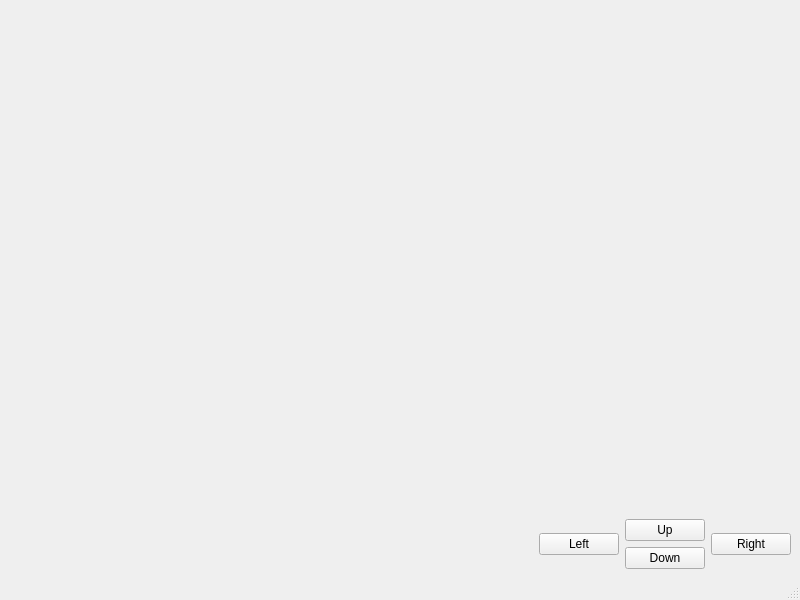
This is SnakeClient/snakeclient.ui in Razorlance/SnakeGame as Qt 5 draws it before an edit. The edited form follows.
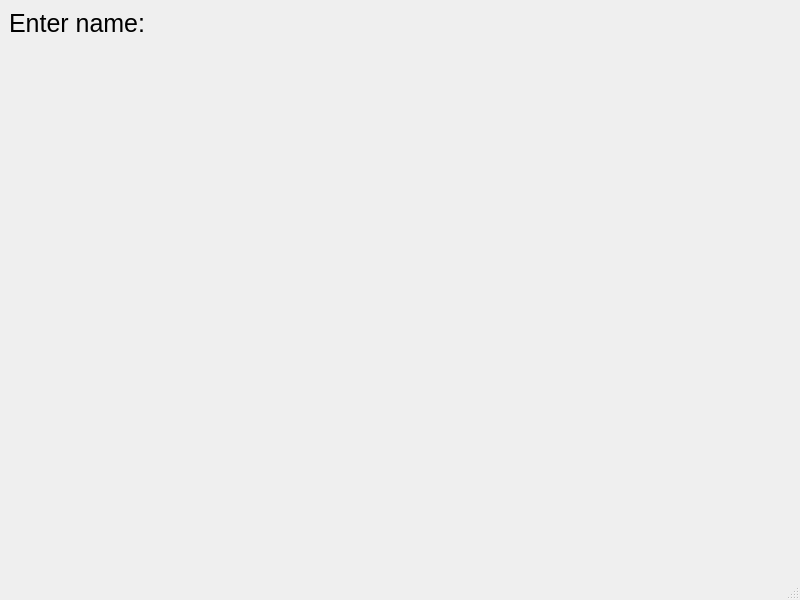
This is the edited form.

Commit message: Added input dialog, field and username.

The edit to the form file:
```diff
--- a/SnakeClient/snakeclient.ui
+++ b/SnakeClient/snakeclient.ui
@@ -15,66 +15,49 @@
   </property>
   <widget class="QWidget" name="centralwidget">
    <layout class="QVBoxLayout" name="verticalLayout_3">
-    <item>
-     <spacer name="verticalSpacer">
-      <property name="orientation">
-       <enum>Qt::Vertical</enum>
-      </property>
-      <property name="sizeHint" stdset="0">
-       <size>
-        <width>20</width>
-        <height>40</height>
-       </size>
-      </property>
-     </spacer>
-    </item>
     <item>
      <layout class="QHBoxLayout" name="horizontalLayout_3">
       <item>
-       <spacer name="horizontalSpacer">
-        <property name="orientation">
-         <enum>Qt::Horizontal</enum>
-        </property>
-        <property name="sizeHint" stdset="0">
-         <size>
-          <width>40</width>
-          <height>20</height>
-         </size>
-        </property>
-       </spacer>
-      </item>
-      <item>
-       <widget class="QPushButton" name="Left">
-        <property name="text">
-         <string>Left</string>
-        </property>
-       </widget>
-      </item>
-      <item>
-       <layout class="QVBoxLayout" name="verticalLayout_2">
+       <layout class="QVBoxLayout" name="verticalLayout">
         <item>
-         <widget class="QPushButton" name="Up">
+         <widget class="QLabel" name="textLabel">
+          <property name="maximumSize">
+           <size>
+            <width>16777215</width>
+            <height>16777215</height>
+           </size>
+          </property>
+          <property name="baseSize">
+           <size>
+            <width>0</width>
+            <height>1000</height>
+           </size>
+          </property>
+          <property name="font">
+           <font>
+            <pointsize>19</pointsize>
+           </font>
+          </property>
           <property name="text">
-           <string>Up</string>
+           <string>Enter name:</string>
           </property>
          </widget>
         </item>
         <item>
-         <widget class="QPushButton" name="Down">
-          <property name="text">
-           <string>Down</string>
+         <spacer name="verticalSpacer">
+          <property name="orientation">
+           <enum>Qt::Vertical</enum>
           </property>
-         </widget>
+          <property name="sizeHint" stdset="0">
+           <size>
+            <width>20</width>
+            <height>40</height>
+           </size>
+          </property>
+         </spacer>
         </item>
        </layout>
       </item>
-      <item>
-       <widget class="QPushButton" name="pushButton_4">
-        <property name="text">
-         <string>Right</string>
-        </property>
-       </widget>
-      </item>
      </layout>
     </item>
    </layout>
```
The commit also changes 3 other files.
